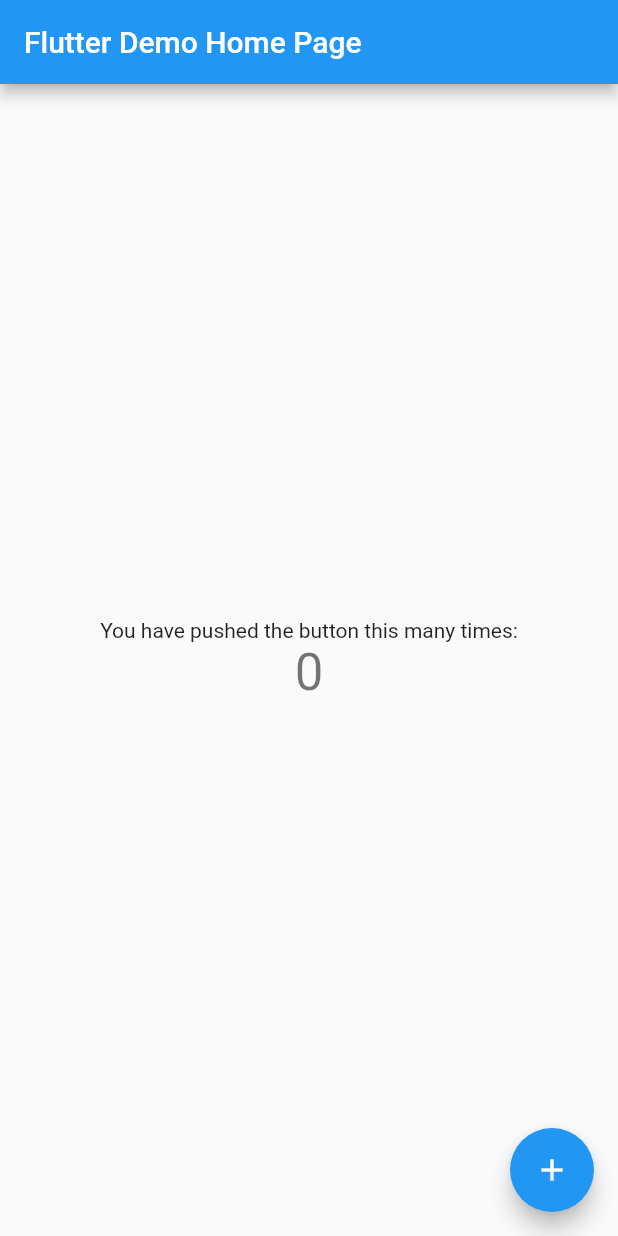
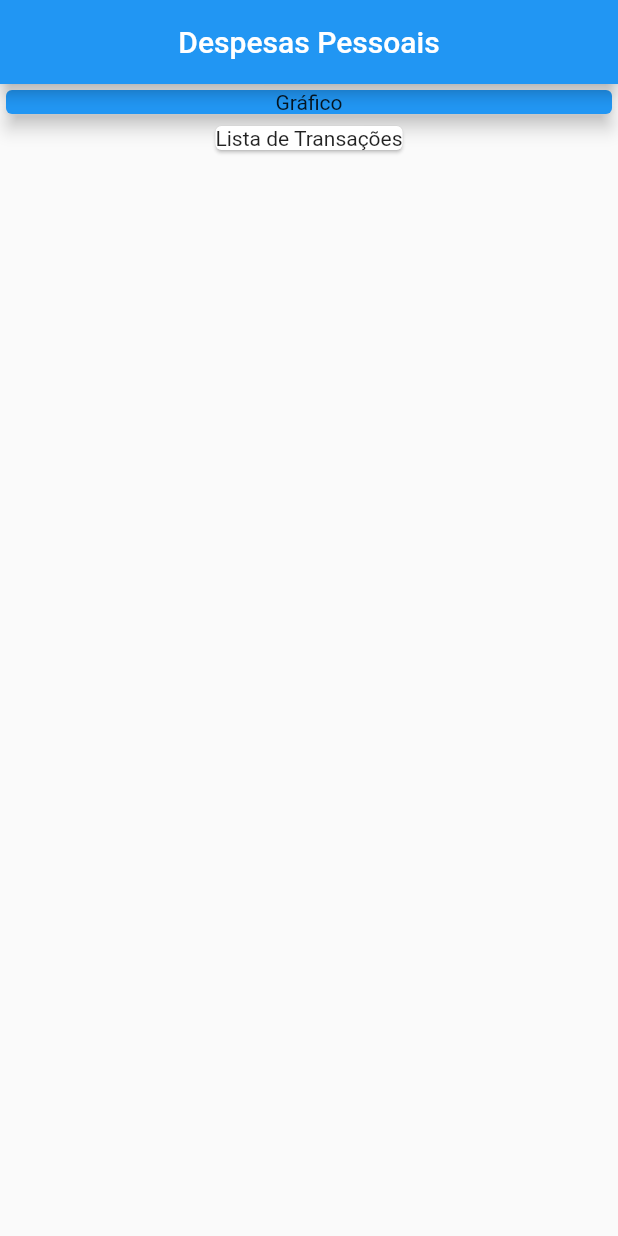
Before and after one commit to rafaelledo/despesas_pessoais, a Flutter app: the screen it shows after launch, on a phone screen of 412 x 824 dp. Run offline on Flutter 3.47's test engine with Material 2 defaults, Android fonts, the phone set to English and light mode, and no system bars.

Commit message:
make scaffold

```diff
--- a/lib/main.dart
+++ b/lib/main.dart
@@ -1,115 +1,54 @@
 import 'package:flutter/material.dart';
 
-void main() {
-  runApp(const MyApp());
+void main(List<String> args) {
+  runApp(const ExpensesApp());
 }
 
-class MyApp extends StatelessWidget {
-  const MyApp({super.key});
+class ExpensesApp extends StatelessWidget {
+  const ExpensesApp({super.key});
 
-  // This widget is the root of your application.
   @override
   Widget build(BuildContext context) {
-    return MaterialApp(
-      title: 'Flutter Demo',
-      theme: ThemeData(
-        // This is the theme of your application.
-        //
-        // Try running your application with "flutter run". You'll see the
-        // application has a blue toolbar. Then, without quitting the app, try
-        // changing the primarySwatch below to Colors.green and then invoke
-        // "hot reload" (press "r" in the console where you ran "flutter run",
-        // or simply save your changes to "hot reload" in a Flutter IDE).
-        // Notice that the counter didn't reset back to zero; the application
-        // is not restarted.
-        primarySwatch: Colors.blue,
-      ),
-      home: const MyHomePage(title: 'Flutter Demo Home Page'),
+    return const MaterialApp(
+      debugShowCheckedModeBanner: false,
+      home: MyHomePage(),
     );
   }
 }
 
-class MyHomePage extends StatefulWidget {
-  const MyHomePage({super.key, required this.title});
-
-  // This widget is the home page of your application. It is stateful, meaning
-  // that it has a State object (defined below) that contains fields that affect
-  // how it looks.
-
-  // This class is the configuration for the state. It holds the values (in this
-  // case the title) provided by the parent (in this case the App widget) and
-  // used by the build method of the State. Fields in a Widget subclass are
-  // always marked "final".
-
-  final String title;
-
-  @override
-  State<MyHomePage> createState() => _MyHomePageState();
-}
-
-class _MyHomePageState extends State<MyHomePage> {
-  int _counter = 0;
-
-  void _incrementCounter() {
-    setState(() {
-      // This call to setState tells the Flutter framework that something has
-      // changed in this State, which causes it to rerun the build method below
-      // so that the display can reflect the updated values. If we changed
-      // _counter without calling setState(), then the build method would not be
-      // called again, and so nothing would appear to happen.
-      _counter++;
-    });
-  }
+class MyHomePage extends StatelessWidget {
+  const MyHomePage({super.key});
 
   @override
   Widget build(BuildContext context) {
-    // This method is rerun every time setState is called, for instance as done
-    // by the _incrementCounter method above.
-    //
-    // The Flutter framework has been optimized to make rerunning build methods
-    // fast, so that you can just rebuild anything that needs updating rather
-    // than having to individually change instances of widgets.
     return Scaffold(
       appBar: AppBar(
-        // Here we take the value from the MyHomePage object that was created by
-        // the App.build method, and use it to set our appbar title.
-        title: Text(widget.title),
-      ),
-      body: Center(
-        // Center is a layout widget. It takes a single child and positions it
-        // in the middle of the parent.
-        child: Column(
-          // Column is also a layout widget. It takes a list of children and
-          // arranges them vertically. By default, it sizes itself to fit its
-          // children horizontally, and tries to be as tall as its parent.
-          //
-          // Invoke "debug painting" (press "p" in the console, choose the
-          // "Toggle Debug Paint" action from the Flutter Inspector in Android
-          // Studio, or the "Toggle Debug Paint" command in Visual Studio Code)
-          // to see the wireframe for each widget.
-          //
-          // Column has various properties to control how it sizes itself and
-          // how it positions its children. Here we use mainAxisAlignment to
-          // center the children vertically; the main axis here is the vertical
-          // axis because Columns are vertical (the cross axis would be
-          // horizontal).
-          mainAxisAlignment: MainAxisAlignment.center,
-          children: <Widget>[
-            const Text(
-              'You have pushed the button this many times:',
-            ),
-            Text(
-              '$_counter',
-              style: Theme.of(context).textTheme.headline4,
-            ),
-          ],
+        title: const SizedBox(
+          width: double.infinity,
+          child: Text(
+            'Despesas Pessoais',
+            textAlign: TextAlign.center,
+          ),
         ),
       ),
-      floatingActionButton: FloatingActionButton(
-        onPressed: _incrementCounter,
-        tooltip: 'Increment',
-        child: const Icon(Icons.add),
-      ), // This trailing comma makes auto-formatting nicer for build methods.
+      body: Column(
+        children: const <Widget>[
+          SizedBox(
+            width: double.infinity,
+            child: Card(
+              color: Colors.blue,
+              elevation: 5,
+              child: Text(
+                'Gráfico',
+                textAlign: TextAlign.center,
+              ),
+            ),
+          ),
+          Card(
+            child: Text('Lista de Transações'),
+          )
+        ],
+      ),
     );
   }
 }
```
Also changed, not shown: 2 other files.
